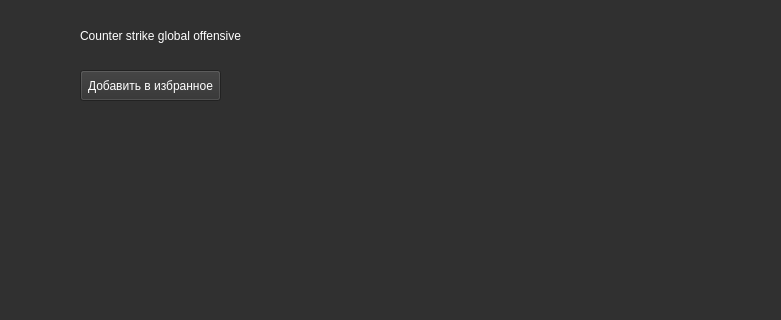
Above: game_info.ui from Raxun/git_project1 before the change; both pictures show x 230 to 1011 and y 0 to 320 of the 1300 by 900 pixel window. Below: the same form after it.
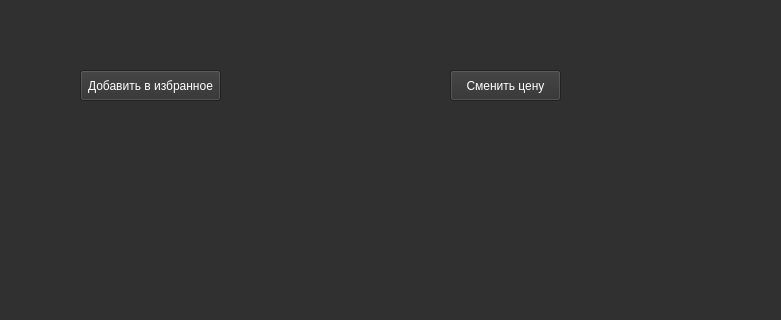
That is the form after the change.

```diff
--- a/game_info.ui
+++ b/game_info.ui
@@ -83,7 +83,7 @@
 </string>
     </property>
     <property name="text">
-     <string>Counter strike global offensive</string>
+     <string/>
     </property>
    </widget>
    <widget class="QTextBrowser" name="textBrowser">
@@ -221,6 +221,43 @@
      <string>*Чтобы удалить комментарий, дважды кликните на его содержание</string>
     </property>
    </widget>
+   <widget class="QLineEdit" name="line_cost">
+    <property name="geometry">
+     <rect>
+      <x>460</x>
+      <y>70</y>
+      <width>211</width>
+      <height>31</height>
+     </rect>
+    </property>
+    <property name="styleSheet">
+     <string notr="true">background-color: rgb(48, 48, 48);
+color: rgb(255, 255, 255);
+font: 12pt &quot;MS Shell Dlg 2&quot;;
+border: 0px;</string>
+    </property>
+    <property name="text">
+     <string/>
+    </property>
+   </widget>
+   <widget class="QPushButton" name="btn_change">
+    <property name="geometry">
+     <rect>
+      <x>680</x>
+      <y>70</y>
+      <width>111</width>
+      <height>31</height>
+     </rect>
+    </property>
+    <property name="styleSheet">
+     <string notr="true">color: rgb(255, 255, 255);
+font: 10pt &quot;MS Shell Dlg 2&quot;;
+</string>
+    </property>
+    <property name="text">
+     <string>Сменить цену</string>
+    </property>
+   </widget>
   </widget>
  </widget>
  <resources/>
```
Left out of the diff: 17 changed lines with no effect on the pictures.
